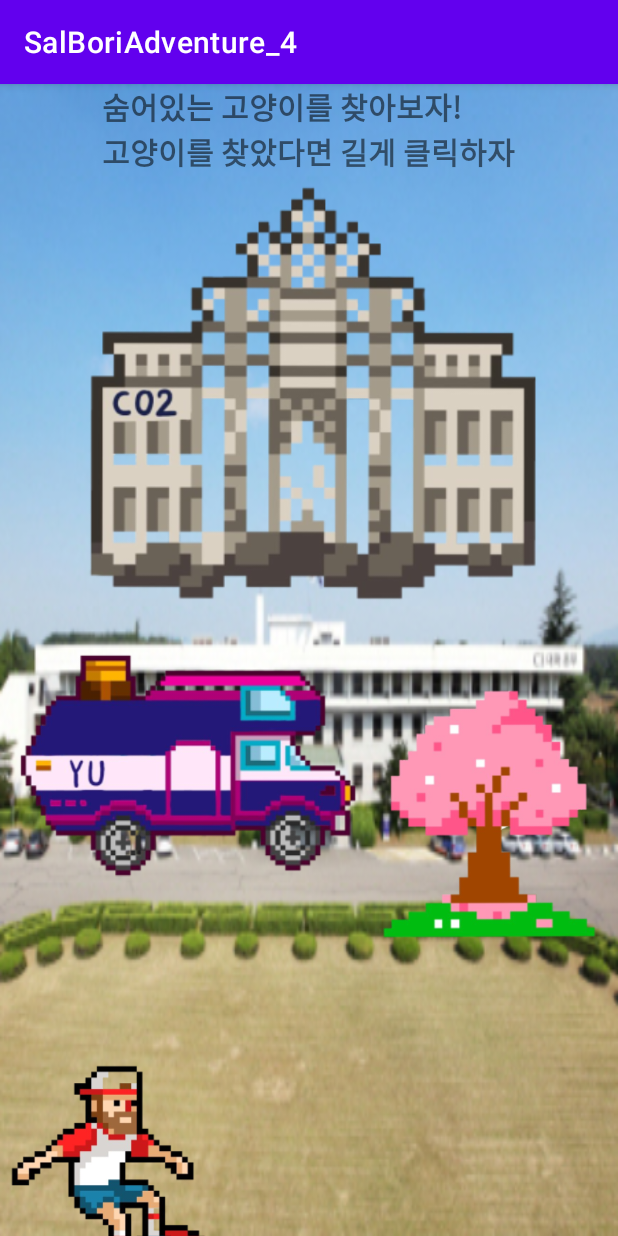
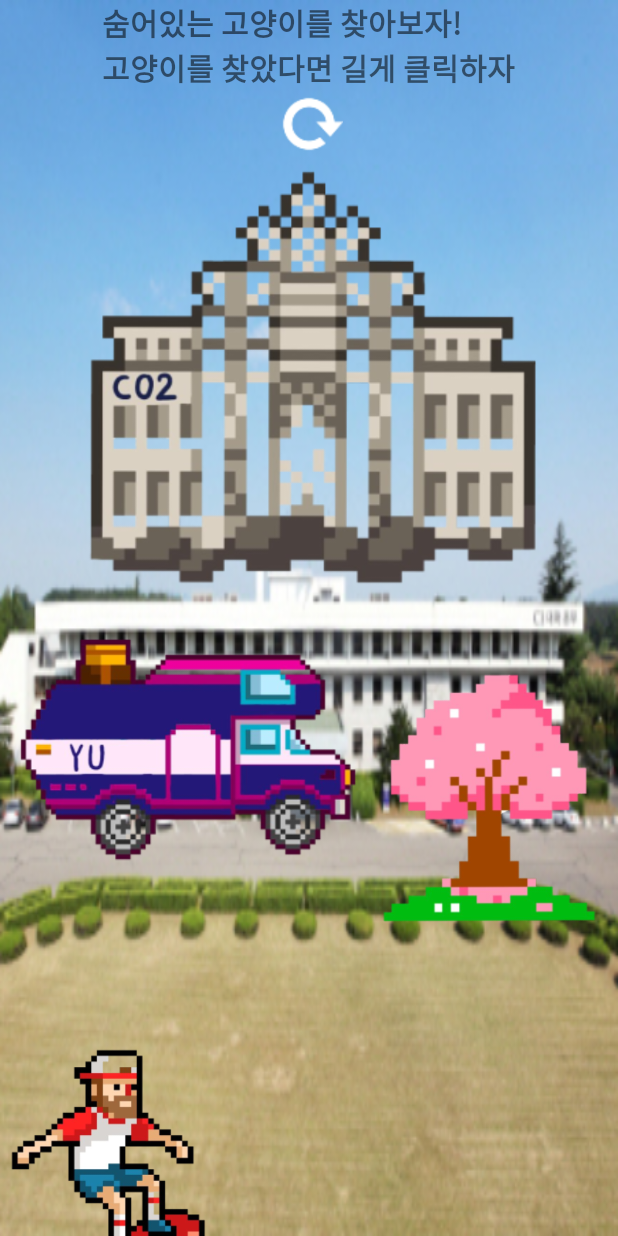
Before and after one commit to blueCreators/SsalBoriAdventure, an Android app: the screen it shows after launch (MainActivity), on a phone screen of 412 x 824 dp. Run offline under Robolectric (Android 15) with nearby library versions, the phone set to English and light mode, and no system bars.

Commit message:
mini game 4

```diff
--- a/app/src/main/AndroidManifest.xml
+++ b/app/src/main/AndroidManifest.xml
@@ -8,7 +8,7 @@
         android:label="@string/app_name"
         android:roundIcon="@mipmap/ic_launcher_round"
         android:supportsRtl="true"
-        android:theme="@style/Theme.SalBoriAdventure_4">
+        android:theme="@style/Theme.AppCompat.Light.NoActionBar">
         <activity android:name=".MainActivity">
             <intent-filter>
                 <action android:name="android.intent.action.MAIN" />
--- a/app/src/main/java/com/example/salboriadventure_4/MainActivity.java
+++ b/app/src/main/java/com/example/salboriadventure_4/MainActivity.java
@@ -13,7 +13,8 @@ import android.widget.Toast;
 
 public class MainActivity extends AppCompatActivity {
 
-    ImageView cat, building, bus, person, tree;
+    ImageView cat, building, bus, person, tree, refresh;
+    LinearLayout mainLayout;
     //ViewGroup view_root;
 
     private int xDelta;
@@ -24,11 +25,19 @@ public class MainActivity extends AppCompatActivity {
         super.onCreate(savedInstanceState);
         setContentView(R.layout.activity_main);
 
+        //mainLayout = (LinearLayout)findViewById(R.id.mainLayout);
         cat = (ImageView)findViewById(R.id.cat);
         building = (ImageView)findViewById(R.id.building);
         bus = (ImageView)findViewById(R.id.bus);
         person = (ImageView)findViewById(R.id.person);
         tree = (ImageView)findViewById(R.id.tree);
+        refresh = (ImageView)findViewById(R.id.refresh);
+        refresh.setOnClickListener(new View.OnClickListener() {
+            @Override
+            public void onClick(View v) {
+                recreate();
+            }
+        });
 
         //view_root = (ViewGroup)findViewById(R.id.view_root);
 
--- a/app/src/main/res/layout/activity_main.xml
+++ b/app/src/main/res/layout/activity_main.xml
@@ -6,7 +6,8 @@
     android:layout_height="match_parent"
     tools:context=".MainActivity"
     android:orientation="vertical"
-    android:background="@drawable/yubackground">
+    android:background="@drawable/yubackground"
+    android:id="@+id/mainLayout">
 
     <TextView
         android:layout_width="wrap_content"
@@ -15,6 +16,13 @@
         android:text="숨어있는 고양이를 찾아보자!\n고양이를 찾았다면 길게 클릭하자"
         android:textSize="20sp"
         android:textStyle="bold"/>
+
+    <ImageView
+        android:layout_width="45dp"
+        android:layout_height="45dp"
+        android:layout_gravity="center"
+        android:id="@+id/refresh"
+        android:src="@drawable/refresh_button"/>
 
     <LinearLayout
         android:layout_width="wrap_content"
```
Also changed, not shown: app/src/main/res/drawable/refresh_button.png (added).
